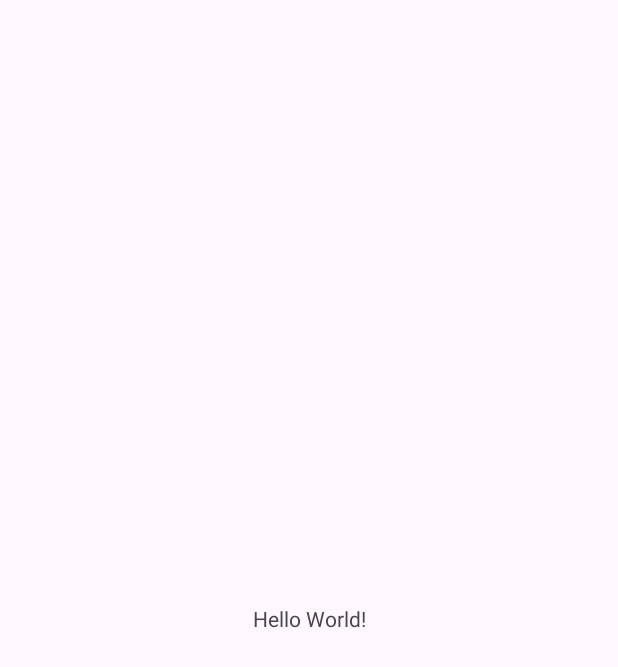
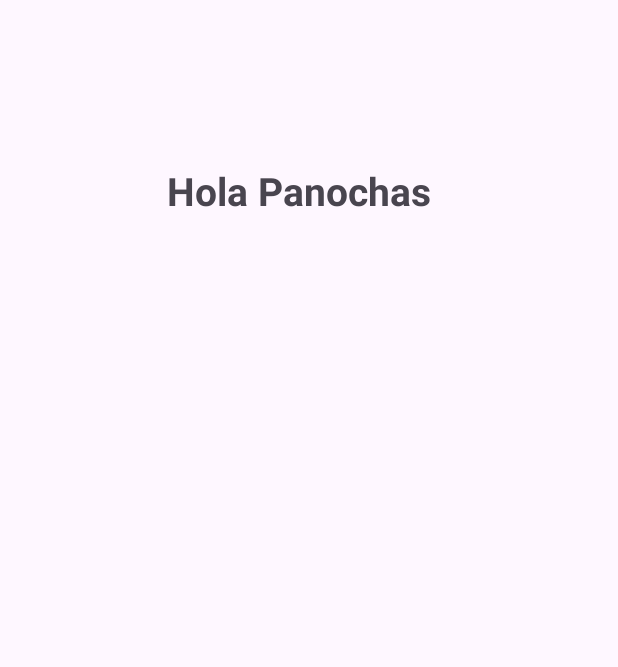
Before and after one commit to puchis13/Palomarte, an Android app: the screen it shows after launch (MainActivity), on a phone screen of 412 x 824 dp. Before the commit the part shown is almost empty. Shown: the top 667 px of the screen. Run offline under Robolectric (Android 15) with nearby library versions, the light colour scheme and no system bars.

Commit message:
Segundo commit

```diff
--- a/app/src/main/res/layout/activity_main.xml
+++ b/app/src/main/res/layout/activity_main.xml
@@ -10,10 +10,14 @@
     <TextView
         android:layout_width="wrap_content"
         android:layout_height="wrap_content"
-        android:text="Hello World!"
+        android:text="Hola Panochas"
+        android:textSize="26dp"
+        android:textStyle="bold"
         app:layout_constraintBottom_toBottomOf="parent"
         app:layout_constraintEnd_toEndOf="parent"
+        app:layout_constraintHorizontal_bias="0.473"
         app:layout_constraintStart_toStartOf="parent"
-        app:layout_constraintTop_toTopOf="parent" />
+        app:layout_constraintTop_toTopOf="parent"
+        app:layout_constraintVertical_bias="0.139" />
 
 </androidx.constraintlayout.widget.ConstraintLayout>
```
